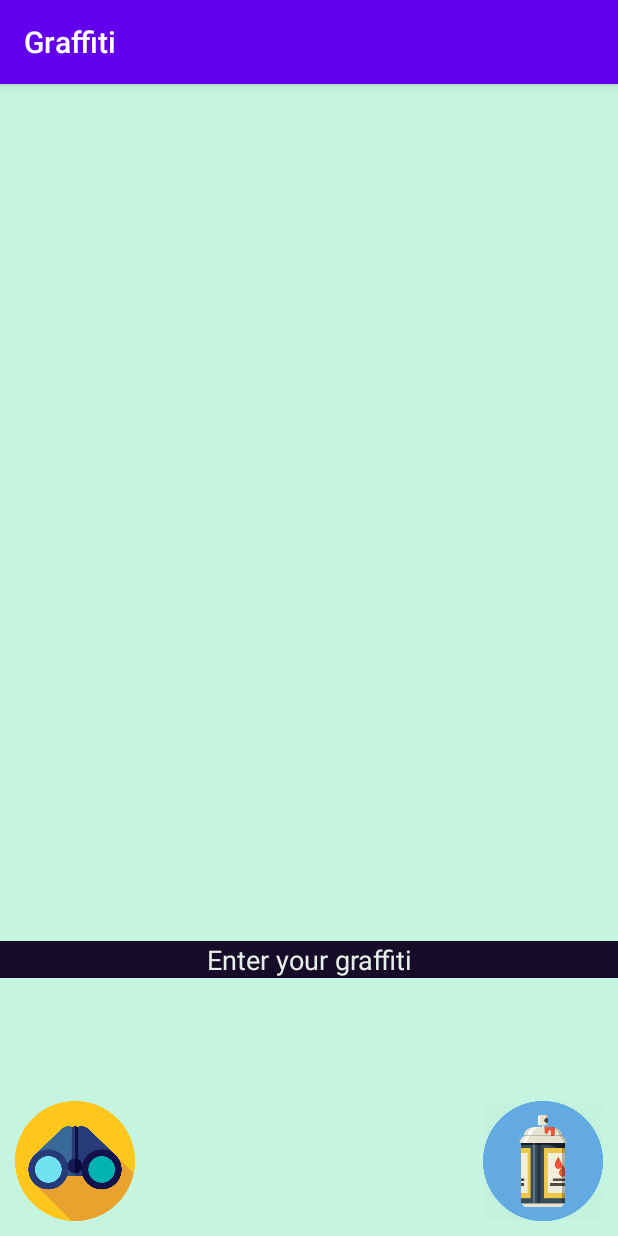
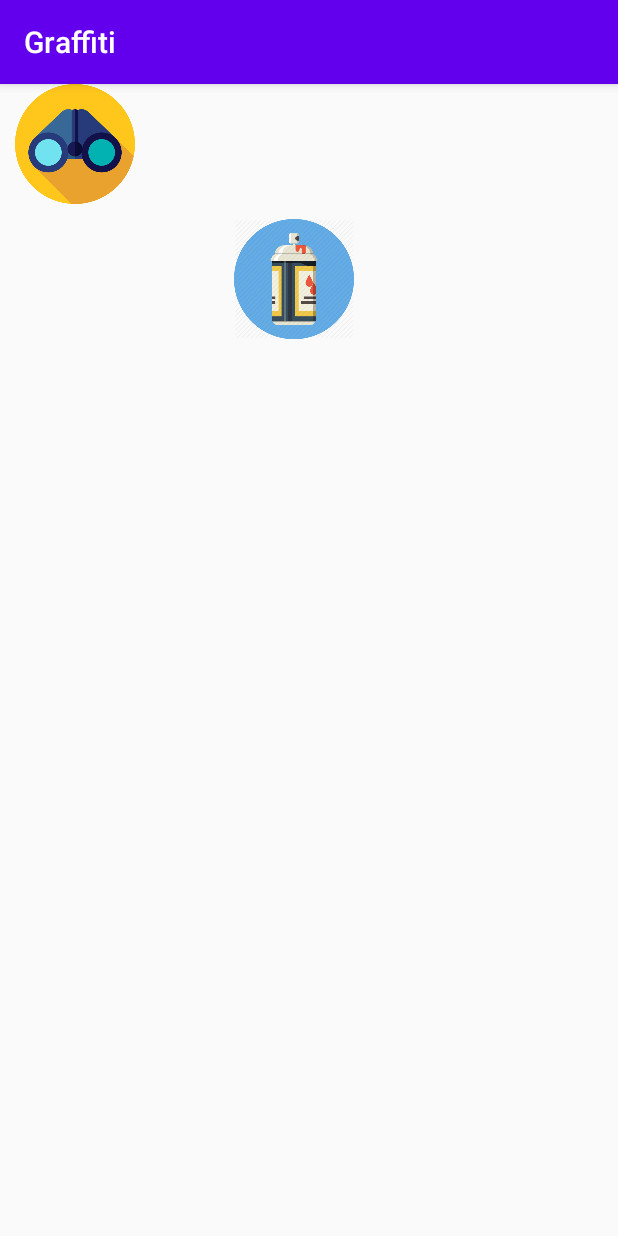
Before and after one commit to tdbeirne/graffiti, an Android app: the screen it shows after launch (MainActivity), on a phone screen of 412 x 824 dp. Run offline under Robolectric (Android 15) with nearby library versions, the phone set to English and light mode, and no system bars; 9 statements that could not run were skipped.

Commit message:
Tai - Layouts are now in the same xml file but should not be visible simultaenously, app keeps crashing.

```diff
--- a/android/Graffiti/app/src/main/java/com/example/graffiti/MainActivity.java
+++ b/android/Graffiti/app/src/main/java/com/example/graffiti/MainActivity.java
@@ -32,7 +32,7 @@ public class MainActivity extends AppCompatActivity {
     LinearLayout inputScreen = findViewById(R.id.inputScreen);
 
     //Second layout
-    RelativeLayout mainScreen = findViewById(R.id.mainScreen);
+    LinearLayout mainScreen = findViewById(R.id.mainScreen);
     ImageButton post_button_return  = findViewById(R.id.post_button_return);
     EditText input_message = findViewById(R.id.text_input);
     LocationManager locationManager;
@@ -83,10 +83,6 @@ public class MainActivity extends AppCompatActivity {
         });
     }
 
-    private void openPostScreen() {
-        Intent intent  = new Intent(this, PostScreen.class);
-        startActivity(intent);
-    }
 
     private void getLocation() {
         // Check for permissions again
--- a/android/Graffiti/app/src/main/res/layout/activity_main.xml
+++ b/android/Graffiti/app/src/main/res/layout/activity_main.xml
@@ -5,69 +5,57 @@
     android:layout_width="match_parent"
     android:layout_height="match_parent" >
 
-    <RelativeLayout xmlns:app="http://schemas.android.com/apk/res-auto"
-        android:orientation="vertical"
+
+    <LinearLayout
         android:id="@+id/mainScreen"
         android:layout_width="match_parent"
         android:layout_height="match_parent"
-        android:focusableInTouchMode="true"
-        android:background="@color/greenBlue">
-
-
-        <ScrollView
-            android:layout_width="match_parent"
-            android:layout_height="match_parent">
-
-            <LinearLayout
-                android:layout_width="match_parent"
-                android:layout_height="wrap_content"
-                android:orientation="vertical"
-                android:layout_marginTop="120dp">
-
-
-            </LinearLayout>
-
-        </ScrollView>
-    </RelativeLayout>
+        android:orientation="vertical">
 
         <ImageButton
             android:id="@+id/find_graffiti_button"
             android:layout_width="80dp"
             android:layout_height="80dp"
             android:layout_gravity="bottom|start"
+            android:layout_marginLeft="10dp"
+            android:layout_marginBottom="10dp"
             android:background="@android:color/transparent"
             android:contentDescription="find_graffiti"
-            android:layout_marginBottom="10dp"
-            android:layout_marginLeft="10dp"
+            android:scaleType="centerInside"
+            android:src="@drawable/refresh_button"
             app:layout_constraintBottom_toBottomOf="parent"
             app:layout_constraintEnd_toEndOf="parent"
             app:layout_constraintStart_toStartOf="parent"
-            app:layout_constraintTop_toTopOf="parent"
-            android:scaleType="centerInside"
-            android:src="@drawable/refresh_button">
+            app:layout_constraintTop_toTopOf="parent">
+
         </ImageButton>
 
         <ImageButton
             android:id="@+id/post_button"
             android:layout_width="80dp"
             android:layout_height="80dp"
-            android:layout_gravity="bottom|end"
+            android:layout_gravity="center_horizontal"
+            android:layout_marginRight="10dp"
+            android:layout_marginBottom="10dp"
             android:background="@android:color/transparent"
             android:contentDescription="post_button"
-            android:layout_marginBottom="10dp"
-            android:layout_marginRight="10dp"
+            android:scaleType="centerInside"
+            android:src="@drawable/post_button"
             app:layout_constraintBottom_toBottomOf="parent"
             app:layout_constraintEnd_toEndOf="parent"
             app:layout_constraintStart_toStartOf="parent"
-            app:layout_constraintTop_toTopOf="parent"
-            android:scaleType="centerInside"
-            android:src="@drawable/post_button">
+            app:layout_constraintTop_toTopOf="parent">
+
         </ImageButton>
+    </LinearLayout>
+
 
     <LinearLayout
         android:id="@+id/inputScreen"
         android:layout_width="match_parent"
-        android:layout_height="match_parent" >
+        android:layout_height="match_parent"
+        android:visibility="invisible"
+        android:orientation="vertical">
 
         <EditText
             android:id="@+id/text_input"
@@ -75,8 +63,8 @@
             android:layout_height="wrap_content"
             android:layout_gravity="center"
             android:layout_marginTop="200dp"
+            android:background="@color/darkPurple"
             android:gravity="center"
-            android:background="@color/darkPurple"
             android:text="Enter your graffiti"
             android:textColor="@color/pascalWhite" />
 
@@ -96,7 +84,4 @@
     </LinearLayout>
 
 
-
-
-
 </FrameLayout>
```
